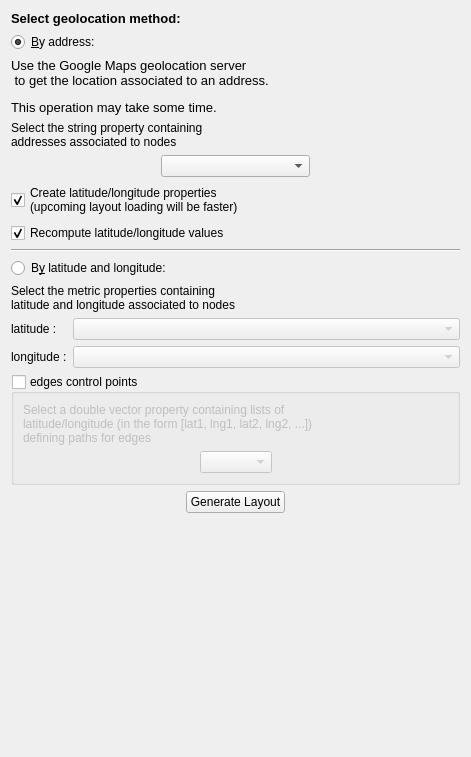
The window that plugins/view/GeographicView/GeolocalisationConfigWidget.ui (Tulip-Dev/tulip) describes before a commit, drawn with Qt 5.
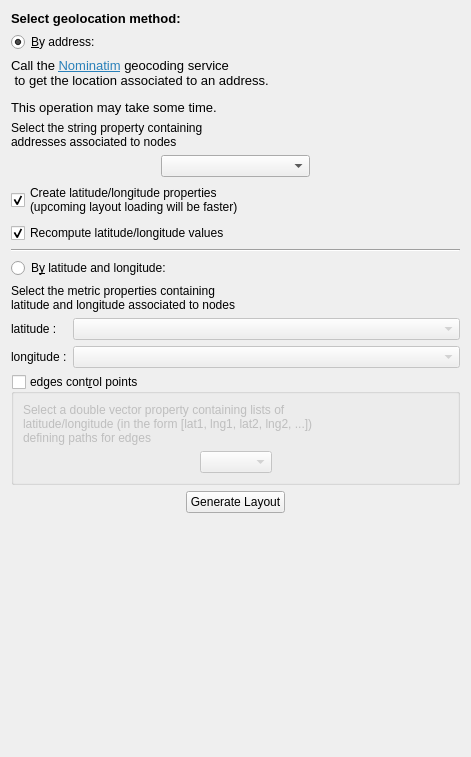
The same window after the commit.

Commit message: GeographicView: Migrate from GoogleMaps to Leaflet / Nominatim

```diff
--- a/plugins/view/GeographicView/GeolocalisationConfigWidget.ui
+++ b/plugins/view/GeographicView/GeolocalisationConfigWidget.ui
@@ -42,7 +42,7 @@
 &lt;html&gt;&lt;head&gt;&lt;meta name=&quot;qrichtext&quot; content=&quot;1&quot; /&gt;&lt;style type=&quot;text/css&quot;&gt;
 p, li { white-space: pre-wrap; }
 &lt;/style&gt;&lt;/head&gt;&lt;body style=&quot; font-family:'Noto Sans'; font-size:10pt; font-weight:400; font-style:normal;&quot;&gt;
-&lt;p align=&quot;justify&quot; style=&quot; margin-top:12px; margin-bottom:12px; margin-left:0px; margin-right:0px; -qt-block-indent:0; text-indent:0px;&quot;&gt;Use the Google Maps geolocation server&lt;br&gt; to get the location associated to an address.&lt;/p&gt;
+&lt;p align=&quot;justify&quot; style=&quot; margin-top:12px; margin-bottom:12px; margin-left:0px; margin-right:0px; -qt-block-indent:0; text-indent:0px;&quot;&gt;Call the &lt;a href=&quot;https://nominatim.openstreetmap.org/&quot;&gt;&lt;span style=&quot; text-decoration: underline; color:#2980b9;&quot;&gt;Nominatim&lt;/span&gt;&lt;/a&gt; geocoding service&lt;br /&gt; to get the location associated to an address.&lt;/p&gt;
 &lt;p align=&quot;justify&quot; style=&quot; margin-top:12px; margin-bottom:12px; margin-left:0px; margin-right:0px; -qt-block-indent:0; text-indent:0px;&quot;&gt;This operation may take some time.&lt;/p&gt;&lt;/body&gt;&lt;/html&gt;</string>
      </property>
     </widget>
@@ -198,7 +198,7 @@
    <item>
     <widget class="QGroupBox" name="edgesControlPointsGB">
      <property name="title">
-      <string>edges control points</string>
+      <string>edges cont&amp;rol points</string>
      </property>
      <property name="checkable">
       <bool>true</bool>
```
The commit also changes 17 other files.
